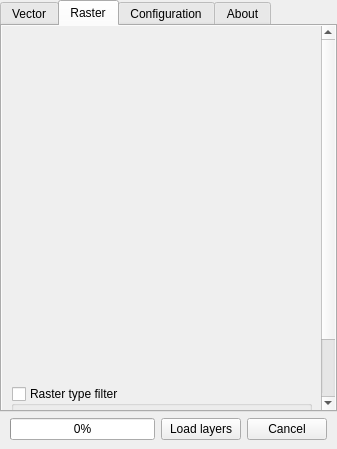
Qt form Ui_DockWidget.ui (gacarrillor/loadthemall) before a commit.
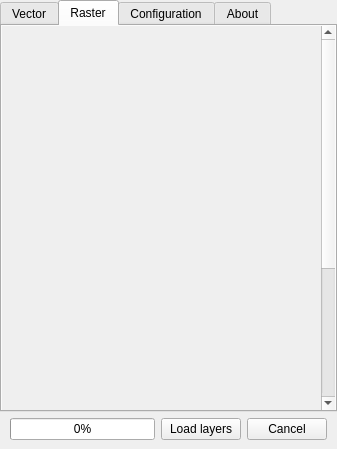
The same form after that commit. The open tabs and pages were chosen to show the change. Icons and pictures are not drawn.

```diff
--- a/Ui_DockWidget.ui
+++ b/Ui_DockWidget.ui
@@ -173,8 +173,8 @@
             <rect>
              <x>0</x>
              <y>0</y>
-             <width>283</width>
-             <height>455</height>
+             <width>319</width>
+             <height>598</height>
             </rect>
            </property>
            <layout class="QGridLayout" name="gridLayout_11">
@@ -183,7 +183,7 @@
               <property name="minimumSize">
                <size>
                 <width>0</width>
-                <height>345</height>
+                <height>488</height>
                </size>
               </property>
               <widget class="QWidget" name="page_7"/>
```
Left out of the diff: 6 changed lines with no effect on the pictures.
